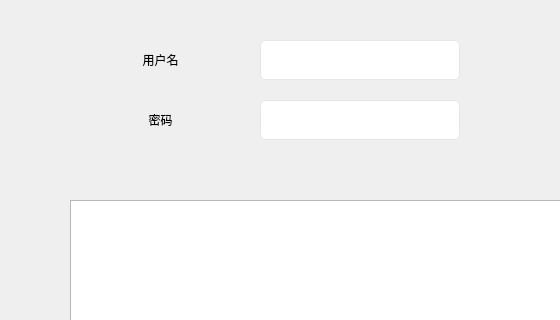
This is Pro1 mk34/admin_form.ui in KamChiHei/330 as Qt 5 draws it before an edit; both pictures show x 300 to 860 and y 0 to 320 of the 1280 by 720 pixel window. The edited form follows.
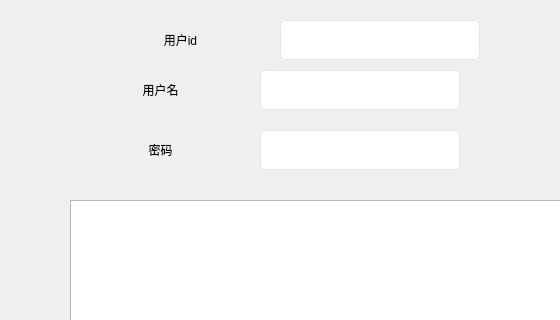
This is the edited form. The open tabs and pages were chosen to show the change. Icons and pictures are not drawn.

```diff
--- a/Pro1 mk34/admin_form.ui
+++ b/Pro1 mk34/admin_form.ui
@@ -1254,7 +1254,7 @@
       <property name="geometry">
        <rect>
         <x>360</x>
-        <y>40</y>
+        <y>70</y>
         <width>200</width>
         <height>40</height>
        </rect>
@@ -1272,7 +1272,7 @@
       <property name="geometry">
        <rect>
         <x>180</x>
-        <y>40</y>
+        <y>70</y>
         <width>161</width>
         <height>40</height>
        </rect>
@@ -1291,7 +1291,7 @@
       <property name="geometry">
        <rect>
         <x>360</x>
-        <y>100</y>
+        <y>130</y>
         <width>200</width>
         <height>40</height>
        </rect>
@@ -1309,7 +1309,7 @@
       <property name="geometry">
        <rect>
         <x>180</x>
-        <y>100</y>
+        <y>130</y>
         <width>161</width>
         <height>40</height>
        </rect>
@@ -1408,6 +1408,43 @@
        <string>清除</string>
       </property>
      </widget>
+     <widget class="QLineEdit" name="lineEdit_userid_2">
+      <property name="geometry">
+       <rect>
+        <x>380</x>
+        <y>20</y>
+        <width>200</width>
+        <height>40</height>
+       </rect>
+      </property>
+      <property name="styleSheet">
+       <string notr="true">
+	font: 16pt &quot;Microsoft YaHei UI&quot;;
+    border: 1px solid rgb(230, 230, 230);
+    border-radius: 5px;
+
+</string>
+      </property>
+     </widget>
+     <widget class="QLabel" name="label_62">
+      <property name="geometry">
+       <rect>
+        <x>200</x>
+        <y>20</y>
+        <width>161</width>
+        <height>40</height>
+       </rect>
+      </property>
+      <property name="styleSheet">
+       <string notr="true">font: 700 16pt &quot;微软雅黑&quot;;</string>
+      </property>
+      <property name="text">
+       <string>&lt;html&gt;&lt;head/&gt;&lt;body&gt;&lt;p&gt;用户id&lt;/p&gt;&lt;/body&gt;&lt;/html&gt;</string>
+      </property>
+      <property name="alignment">
+       <set>Qt::AlignmentFlag::AlignCenter</set>
+      </property>
+     </widget>
     </widget>
     <widget class="QWidget" name="page_5">
      <widget class="QTableWidget" name="tableWidget_3">
```
Left out of the diff: 6 changed lines with no effect on the pictures.
